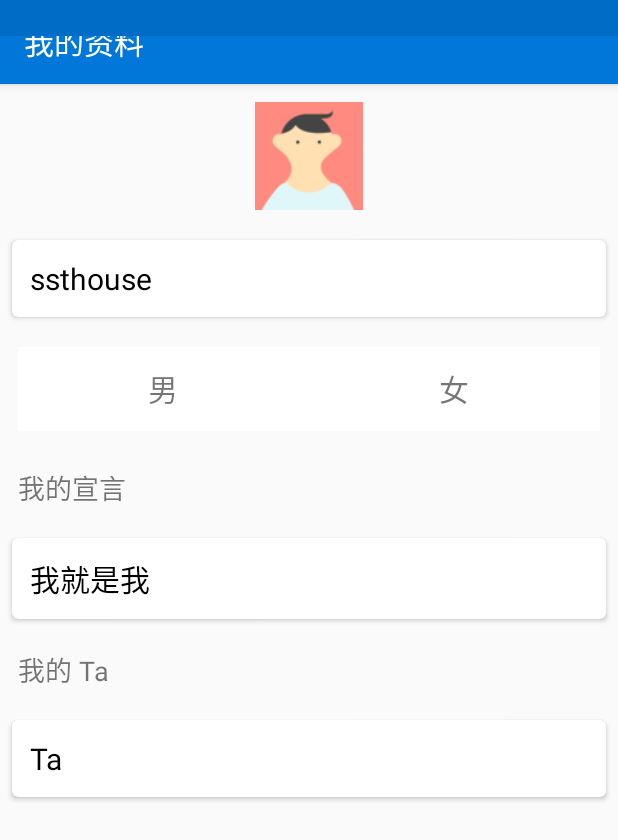
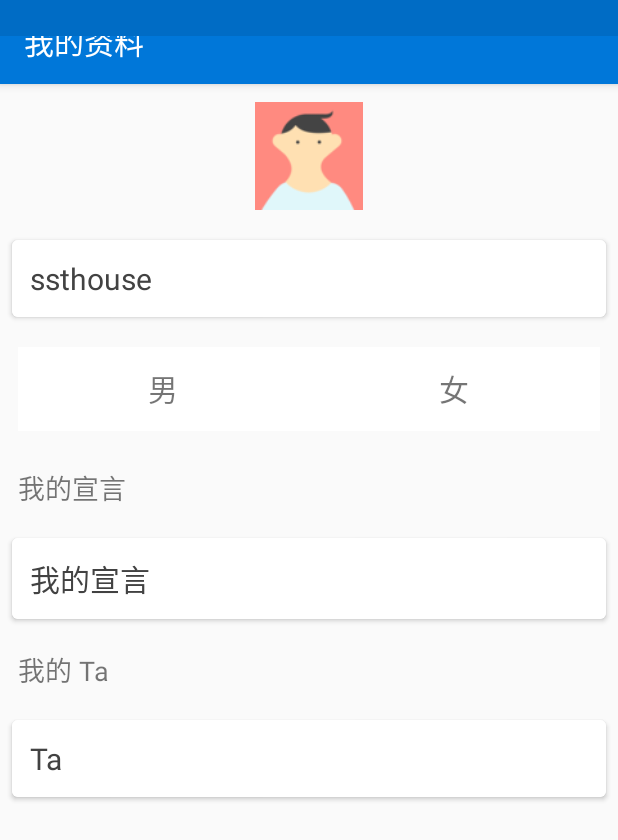
Before and after one commit to ssthouse/TwoPersonChat, an Android app: the ActivityUserInfo screen opened directly, with no data from a screen before it, on a phone screen of 412 x 824 dp. Shown: the top 840 px of the screen. Run offline under Robolectric (Android 15) with nearby library versions, the phone set to English and light mode, and no system bars; libraries missing offline, so code that uses them is left out: com.gitonway.lee.

Commit message:
呃.....弄了这么半天.... 我都干了些什么.....

```diff
--- a/app/src/main/java/com/ssthouse/twopersonchat/activity/ActivityUserInfo.java
+++ b/app/src/main/java/com/ssthouse/twopersonchat/activity/ActivityUserInfo.java
@@ -17,6 +17,7 @@ import com.gitonway.lee.niftymodaldialogeffects.lib.NiftyDialogBuilder;
 import com.ssthouse.twopersonchat.R;
 import com.ssthouse.twopersonchat.style.TransparentStyle;
 import com.ssthouse.twopersonchat.util.FileHelper;
+import com.ssthouse.twopersonchat.util.LogHelper;
 import com.ssthouse.twopersonchat.util.PictureHelper;
 import com.ssthouse.twopersonchat.util.ViewHelper;
 
@@ -58,6 +59,12 @@ public class ActivityUserInfo extends AppCompatActivity {
             }
         });
 
+        findViewById(R.id.id_cv_user_name).setOnClickListener(new View.OnClickListener() {
+            @Override
+            public void onClick(View v) {
+                LogHelper.Log(TAG, "我点到了CardView");
+            }
+        });
     }
 
     private void showAlbumOrCameraDialog(){
@@ -113,6 +120,7 @@ public class ActivityUserInfo extends AppCompatActivity {
                 }
                 break;
             case REQUEST_CAMERA:
+                //TODO---应该是可以直接填充上去的
 //                Picasso.with(this).load(new File(FileHelper.AVATAR_PATH_AND_NAME))
 //                        .
 //                        .into(ivAvatar);
--- a/app/src/main/res/drawable/selector_btn_to_blue.xml
+++ b/app/src/main/res/drawable/selector_btn_to_blue.xml
@@ -1,6 +1,6 @@
 <?xml version="1.0" encoding="utf-8"?>
 <selector xmlns:android="http://schemas.android.com/apk/res/android">
 
-    <item android:state_pressed="false" android:drawable="@color/light_gray"/>
+    <item android:state_pressed="false" android:drawable="@color/white"/>
     <item android:state_pressed="true" android:drawable="@color/btn_pressed"/>
 </selector>
--- a/app/src/main/res/drawable/selector_text_to_white.xml
+++ b/app/src/main/res/drawable/selector_text_to_white.xml
@@ -1,6 +1,8 @@
 <?xml version="1.0" encoding="utf-8"?>
 <selector xmlns:android="http://schemas.android.com/apk/res/android">
 
-    <item android:state_pressed="false" android:color="@color/black"/>
-    <item android:state_pressed="true" android:color="@color/white"/>
+    <item android:state_pressed="false"
+        android:color="@color/light_black"/>
+    <item android:state_pressed="true"
+        android:color="@color/white"/>
 </selector>
--- a/app/src/main/res/layout/activity_user_info.xml
+++ b/app/src/main/res/layout/activity_user_info.xml
@@ -22,6 +22,7 @@
 
         <!--用户名-->
         <android.support.v7.widget.CardView
+            android:id="@+id/id_cv_user_name"
             android:layout_width="match_parent"
             android:layout_height="wrap_content"
             android:layout_margin="8dp"
@@ -29,13 +30,15 @@
             app:cardCornerRadius="@dimen/user_info_card_view_radius">
 
             <TextView
+                android:clickable="true"
                 android:id="@+id/id_tv_user_name"
-                android:layout_width="wrap_content"
-                android:layout_height="wrap_content"
+                android:layout_width="match_parent"
+                android:layout_height="match_parent"
                 android:layout_gravity="center_vertical"
-                android:layout_margin="12dp"
+                android:background="@drawable/selector_btn_to_blue"
+                android:padding="12dp"
                 android:text="ssthouse"
-                android:textColor="@color/black"
+                android:textColor="@drawable/selector_text_to_white"
                 android:textSize="@dimen/user_info_text_size_big" />
         </android.support.v7.widget.CardView>
 
@@ -83,13 +86,15 @@
             app:cardCornerRadius="@dimen/user_info_card_view_radius">
 
             <TextView
+                android:clickable="true"
                 android:id="@+id/id_tv_motto"
-                android:layout_width="wrap_content"
-                android:layout_height="wrap_content"
+                android:layout_width="match_parent"
+                android:layout_height="match_parent"
                 android:layout_gravity="center_vertical"
-                android:layout_margin="12dp"
-                android:text="我就是我"
-                android:textColor="@color/black"
+                android:background="@drawable/selector_btn_to_blue"
+                android:padding="12dp"
+                android:text="我的宣言"
+                android:textColor="@drawable/selector_text_to_white"
                 android:textSize="@dimen/user_info_text_size_big" />
         </android.support.v7.widget.CardView>
 
@@ -110,13 +115,15 @@
             app:cardCornerRadius="@dimen/user_info_card_view_radius">
 
             <TextView
+                android:clickable="true"
                 android:id="@+id/id_tv_binding_user_name"
-                android:layout_width="wrap_content"
-                android:layout_height="wrap_content"
+                android:layout_width="match_parent"
+                android:layout_height="match_parent"
                 android:layout_gravity="center_vertical"
-                android:layout_margin="12dp"
+                android:background="@drawable/selector_btn_to_blue"
+                android:padding="12dp"
                 android:text="Ta"
-                android:textColor="@color/black"
+                android:textColor="@drawable/selector_text_to_white"
                 android:textSize="@dimen/user_info_text_size_big" />
         </android.support.v7.widget.CardView>
     </LinearLayout>
--- a/app/src/main/res/layout/dialog_album_or_camera.xml
+++ b/app/src/main/res/layout/dialog_album_or_camera.xml
@@ -1,6 +1,7 @@
 <?xml version="1.0" encoding="utf-8"?>
 <LinearLayout xmlns:android="http://schemas.android.com/apk/res/android"
     android:orientation="vertical"
+    android:background="@color/white"
     android:layout_width="wrap_content"
     android:layout_height="wrap_content">
 
--- a/app/src/main/res/values/colors.xml
+++ b/app/src/main/res/values/colors.xml
@@ -11,6 +11,7 @@
     <color name="color_primary">#0077d9</color>
     <color name="color_primary_light">#3392e1</color>
     <color name="color_primary_dark">#006cc5</color>
+    <color name="light_black">#424242</color>
 
     <!--按钮被按下的颜色-->
     <color name="btn_pressed">#75CEFE</color>
--- a/app/src/main/res/values/dimens.xml
+++ b/app/src/main/res/values/dimens.xml
@@ -41,4 +41,7 @@
     <!--Dialog相册或图库-->
     <dimen name="dialog_choose_avatar_text_size">20sp</dimen>
     <dimen name="dialog_choose_avatar_item_height">56dp</dimen>
+
+    <!--progressbar大小-->
+    <dimen name="progress_bar_size">52dp</dimen>
 </resources>
```
Also changed, not shown: app/src/main/java/com/ssthouse/twopersonchat/activity/ActivityRegister.java (+83 -19 lines), app/src/main/java/com/ssthouse/twopersonchat/model/AVFileConstant.java (added, +9 -0 lines), app/src/main/java/com/ssthouse/twopersonchat/model/User.java (+14 -0 lines), app/src/main/res/layout/dialog_progress_bar.xml (added, +15 -0 lines).
